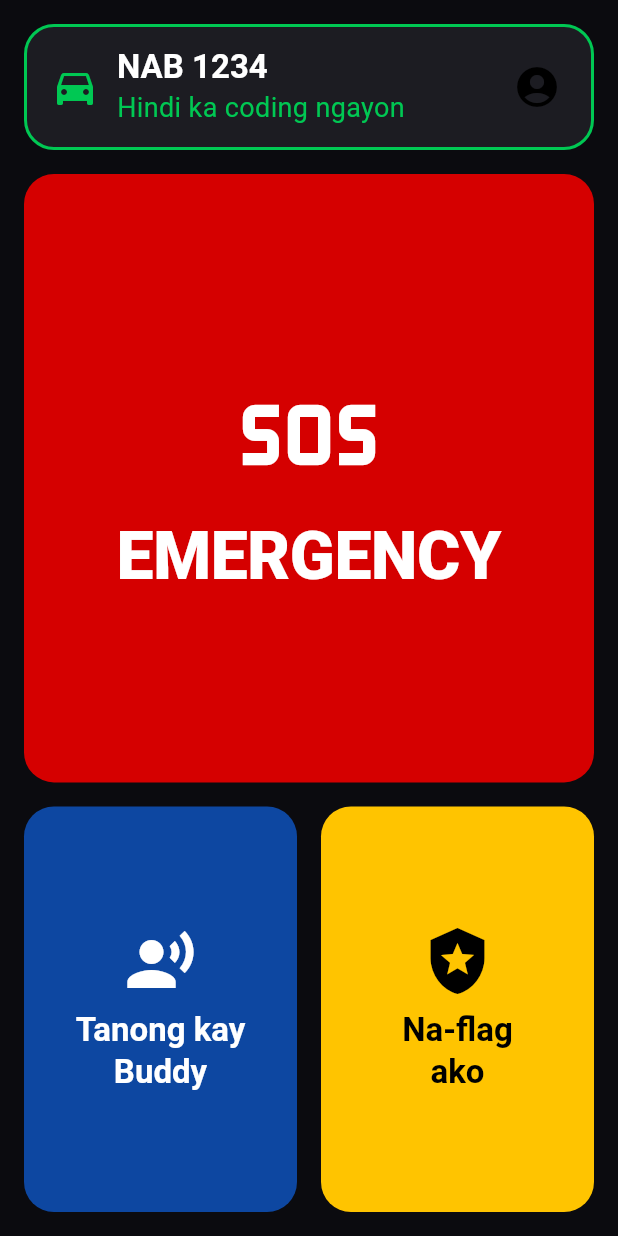
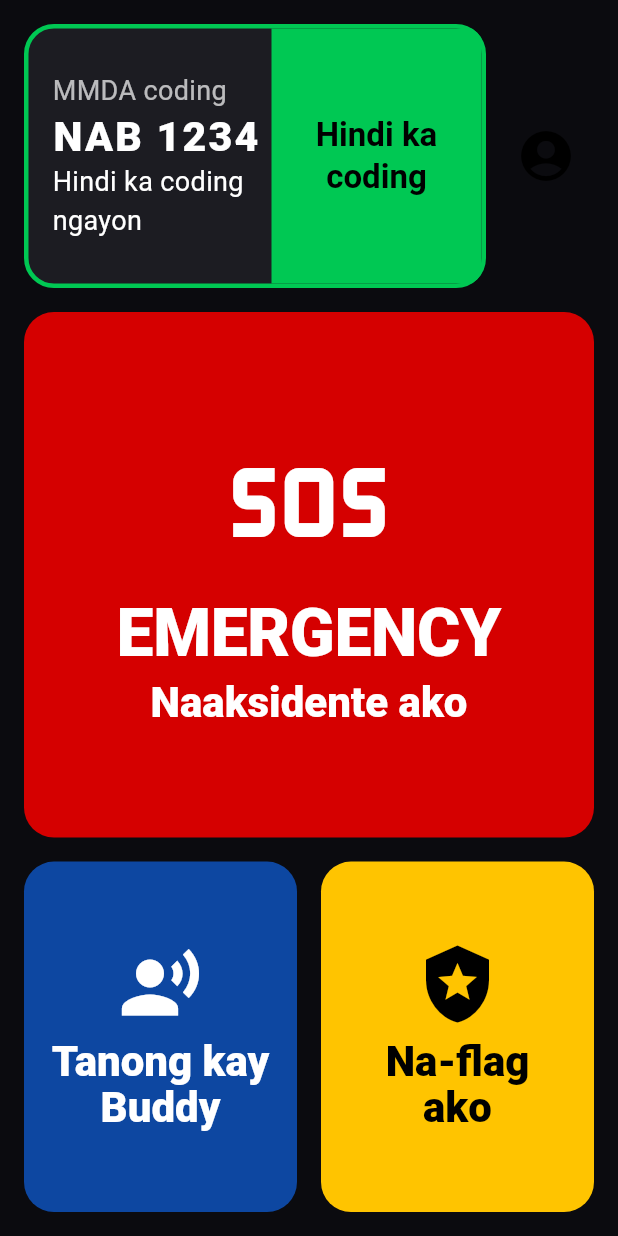
Before and after one commit to Johnn316/biyahebuddy-ph, a Flutter app: the screen it shows after launch, on a phone screen of 412 x 824 dp. Run offline on Flutter 3.47's test engine with Material 3 defaults, Android fonts, the phone set to English and light mode, and no system bars; our stand-ins replace flutter_riverpod, go_router.

Commit message:
feat(home): coding status strip, Naaksidente ako emergency button, live minute refresh
Co-Authored-By: Claude Opus 5.5 <noreply@anthropic.com>

```diff
--- a/lib/features/home/controllers/home_controller.dart
+++ b/lib/features/home/controllers/home_controller.dart
@@ -3,13 +3,22 @@ import 'package:flutter_riverpod/flutter_riverpod.dart';
 import '../../../core/contracts/contracts.dart';
 import '../../../core/di/providers.dart';
 
-/// Plate + coding status for the home status strip.
-final homeStatusProvider =
-    FutureProvider<({String plateNo, CodingStatus coding})?>((ref) async {
+/// Ticks every minute so the coding status flips on time (e.g. at 7:00 AM).
+final _minuteTickProvider = StreamProvider.autoDispose<DateTime>((ref) async* {
+  yield DateTime.now();
+  yield* Stream.periodic(const Duration(minutes: 1), (_) => DateTime.now());
+});
+
+typedef HomeStatus = ({String plateNo, CodingStatus coding});
+
+/// Plate + MMDA coding status for the home status strip.
+/// null = no profile saved yet.
+final homeStatusProvider = FutureProvider.autoDispose<HomeStatus?>((ref) async {
+  final now = ref.watch(_minuteTickProvider).valueOrNull ?? DateTime.now();
   final profile = await ref.watch(profileProvider.future);
   if (profile == null) return null;
   final coding = ref
       .watch(codingServiceProvider)
-          .statusFor(profile.plateNo, DateTime.now());
+      .statusFor(profile.plateNo, now);
   return (plateNo: profile.plateNo, coding: coding);
 });
--- a/lib/features/home/screens/home_screen.dart
+++ b/lib/features/home/screens/home_screen.dart
@@ -18,12 +18,25 @@ class HomeScreen extends StatelessWidget {
           child: Column(
             crossAxisAlignment: CrossAxisAlignment.stretch,
             children: [
-              StatusStrip(onProfileTap: () => context.push(Routes.profile)),
+              Row(
+                children: [
+                  const Expanded(child: StatusStrip()),
+                  const SizedBox(width: 8),
+                  IconButton(
+                    key: const Key('home-profile'),
+                    tooltip: 'Profile',
+                    icon: const Icon(Icons.account_circle, size: 40),
+                    onPressed: () => context.push(Routes.profile),
+                  ),
+                ],
+              ),
               const SizedBox(height: AppSizes.gap),
               Expanded(
                 flex: 3,
                 child: BigActionButton(
+                  key: const Key('home-emergency'),
                   label: 'EMERGENCY',
+                  subtitle: 'Naaksidente ako',
                   icon: Icons.sos,
                   color: AppColors.emergency,
                   large: true,
@@ -38,6 +51,7 @@ class HomeScreen extends StatelessWidget {
                   children: [
                     Expanded(
                       child: BigActionButton(
+                        key: const Key('home-chat'),
                         label: 'Tanong kay\nBuddy',
                         icon: Icons.record_voice_over,
                         color: AppColors.primary,
@@ -47,6 +61,7 @@ class HomeScreen extends StatelessWidget {
                     const SizedBox(width: AppSizes.gap),
                     Expanded(
                       child: BigActionButton(
+                        key: const Key('home-violation'),
                         label: 'Na-flag\nako',
                         icon: Icons.local_police,
                         color: AppColors.accent,
--- a/lib/features/home/widgets/big_action_button.dart
+++ b/lib/features/home/widgets/big_action_button.dart
@@ -10,11 +10,13 @@ class BigActionButton extends StatelessWidget {
     required this.icon,
     required this.color,
     required this.onPressed,
+    this.subtitle,
     this.foreground = Colors.white,
     this.large = false,
   });
 
   final String label;
+  final String? subtitle;
   final IconData icon;
   final Color color;
   final Color foreground;
@@ -26,30 +28,41 @@ class BigActionButton extends StatelessWidget {
     final text = Theme.of(context).textTheme;
     return Semantics(
       button: true,
-      label: label,
+      label: subtitle == null ? label : '$label. $subtitle',
+      excludeSemantics: true,
       child: Material(
         color: color,
         borderRadius: BorderRadius.circular(AppSizes.radius),
+        clipBehavior: Clip.antiAlias,
         child: InkWell(
-          borderRadius: BorderRadius.circular(AppSizes.radius),
           onTap: onPressed,
           child: Padding(
             padding: const EdgeInsets.all(12),
-            child: Column(
-              mainAxisAlignment: MainAxisAlignment.center,
-              children: [
-                Icon(icon, size: large ? 96 : 48, color: foreground),
-                const SizedBox(height: 8),
-                FittedBox(
-                  fit: BoxFit.scaleDown,
-                  child: Text(
+            // Scales the whole block down on short screens instead of
+            // overflowing; on tall screens the tile itself fills the space.
+            child: FittedBox(
+              fit: BoxFit.scaleDown,
+              child: Column(
+                mainAxisSize: MainAxisSize.min,
+                children: [
+                  Icon(icon, size: large ? 110 : 56, color: foreground),
+                  const SizedBox(height: 8),
+                  Text(
                     label,
                     textAlign: TextAlign.center,
-                    style: (large ? text.displayLarge : text.titleLarge)
-                        ?.copyWith(color: foreground),
+                    style: (large ? text.displayLarge : text.headlineMedium)
+                        ?.copyWith(color: foreground, height: 1.1),
                   ),
-                ),
-              ],
+                  if (subtitle != null) ...[
+                    const SizedBox(height: 4),
+                    Text(
+                      subtitle!,
+                      textAlign: TextAlign.center,
+                      style: text.headlineMedium?.copyWith(color: foreground),
+                    ),
+                  ],
+                ],
+              ),
             ),
           ),
         ),
--- a/lib/features/home/widgets/status_strip.dart
+++ b/lib/features/home/widgets/status_strip.dart
@@ -4,63 +4,98 @@ import 'package:flutter_riverpod/flutter_riverpod.dart';
 import '../../../core/theme/app_theme.dart';
 import '../controllers/home_controller.dart';
 
+/// Plate + MMDA coding status. Red = coding now, green = not coding.
 class StatusStrip extends ConsumerWidget {
-  const StatusStrip({super.key, required this.onProfileTap});
-
-  final VoidCallback onProfileTap;
+  const StatusStrip({super.key});
 
   @override
   Widget build(BuildContext context, WidgetRef ref) {
     final status = ref.watch(homeStatusProvider);
     final text = Theme.of(context).textTheme;
 
-    final (plate, message, color) = switch (status) {
-      AsyncData(value: final s?) => (
+    // valueOrNull keeps the last value visible while the minute tick reloads.
+    final s = status.valueOrNull;
+    final (plate, badge, detail, color) = switch ((s, status.hasError)) {
+      (final s?, _) when s.coding.isCoding => (
         s.plateNo,
+        'Coding ka ngayon',
         s.coding.message,
-        s.coding.isCoding ? AppColors.warning : AppColors.ok,
+        AppColors.emergency,
       ),
-      AsyncData() => (
-        'Walang profile',
-        'I-setup ang profile',
-        AppColors.warning,
+      (final s?, _) => (
+        s.plateNo,
+        'Hindi ka coding',
+        s.coding.message,
+        AppColors.ok,
       ),
-      AsyncError() => ('—', 'Hindi ma-load ang status', AppColors.warning),
-      _ => ('…', 'Naglo-load…', AppColors.onSurface),
+      (null, true) => ('—', 'Hindi ma-check', null, AppColors.warning),
+      _ when status.isLoading => ('…', 'Tinitingnan…', null, AppColors.surface),
+      _ => ('—', 'Walang profile', null, AppColors.warning),
     };
+    final onColor = color == AppColors.ok || color == AppColors.warning
+        ? Colors.black
+        : Colors.white;
 
-    return Container(
-      padding: const EdgeInsets.fromLTRB(16, 8, 4, 8),
+    return Semantics(
+      container: true,
+      label: 'MMDA coding. Plate $plate. $badge.',
+      child: Container(
         decoration: BoxDecoration(
           color: AppColors.surface,
           borderRadius: BorderRadius.circular(AppSizes.radius),
-        border: Border.all(color: color, width: 2),
+          border: Border.all(color: color, width: 3),
         ),
+        clipBehavior: Clip.antiAlias,
+        child: IntrinsicHeight(
           child: Row(
+            crossAxisAlignment: CrossAxisAlignment.stretch,
             children: [
-          Icon(Icons.directions_car, color: color),
-          const SizedBox(width: 12),
               Expanded(
+                child: Padding(
+                  padding: const EdgeInsets.fromLTRB(16, 10, 8, 10),
                   child: Column(
                     crossAxisAlignment: CrossAxisAlignment.start,
-              mainAxisSize: MainAxisSize.min,
+                    mainAxisAlignment: MainAxisAlignment.center,
                     children: [
-                Text(plate, style: text.titleLarge),
                       Text(
-                  message,
-                  style: text.bodyMedium?.copyWith(color: color),
+                        'MMDA coding',
+                        style: text.bodyMedium?.copyWith(color: Colors.white70),
+                      ),
+                      FittedBox(
+                        fit: BoxFit.scaleDown,
+                        alignment: Alignment.centerLeft,
+                        child: Text(
+                          plate,
+                          style: text.headlineMedium?.copyWith(
+                            letterSpacing: 1.5,
+                          ),
+                        ),
+                      ),
+                      if (detail != null)
+                        Text(
+                          detail,
+                          style: text.bodyMedium,
                           maxLines: 2,
                           overflow: TextOverflow.ellipsis,
                         ),
                     ],
                   ),
                 ),
-          IconButton(
-            tooltip: 'Profile',
-            icon: const Icon(Icons.account_circle),
-            onPressed: onProfileTap,
+              ),
+              Container(
+                width: 140,
+                color: color,
+                padding: const EdgeInsets.all(8),
+                alignment: Alignment.center,
+                child: Text(
+                  badge,
+                  textAlign: TextAlign.center,
+                  style: text.titleLarge?.copyWith(color: onColor),
+                ),
               ),
             ],
+          ),
+        ),
       ),
     );
   }
```
Lines whose indentation alone changed are shown as unchanged.
